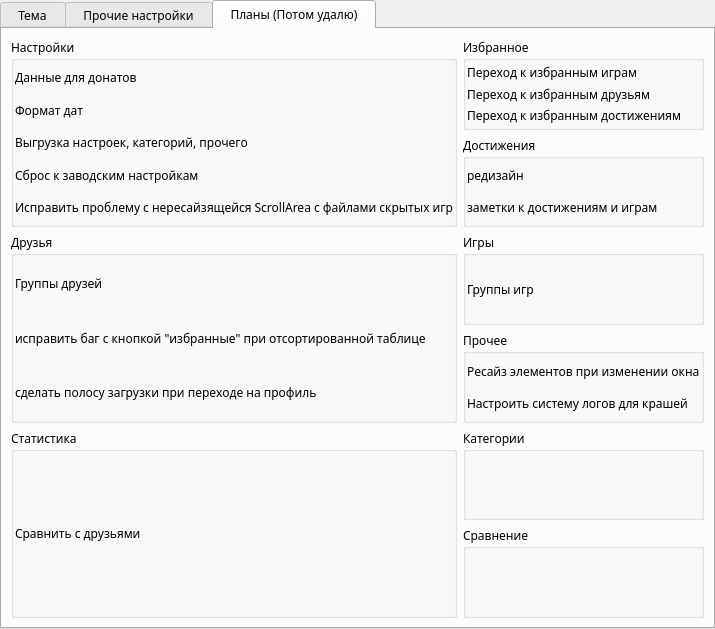
Arankir/AraSteamManager, file AraSteamManager/subform/formsettings.ui: the form before one commit.
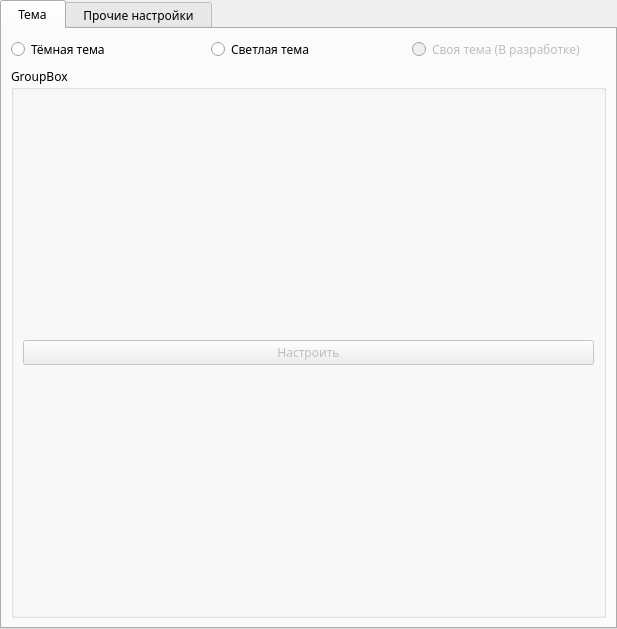
The form after the commit. The open tabs and pages were chosen to show the change.

```diff
--- a/AraSteamManager/subform/formsettings.ui
+++ b/AraSteamManager/subform/formsettings.ui
@@ -217,348 +217,6 @@
        </item>
       </layout>
      </widget>
-     <widget class="QWidget" name="tab_3">
-      <attribute name="title">
-       <string>  Планы (Потом удалю)  </string>
-      </attribute>
-      <layout class="QGridLayout" name="gridLayout_9">
-       <item row="0" column="1">
-        <widget class="QGroupBox" name="groupBox_9">
-         <property name="title">
-          <string>Избранное</string>
-         </property>
-         <layout class="QVBoxLayout" name="verticalLayout_12">
-          <property name="spacing">
-           <number>1</number>
-          </property>
-          <property name="leftMargin">
-           <number>1</number>
-          </property>
-          <property name="topMargin">
-           <number>1</number>
-          </property>
-          <property name="rightMargin">
-           <number>1</number>
-          </property>
-          <property name="bottomMargin">
-           <number>1</number>
-          </property>
-          <item>
-           <widget class="QLabel" name="label_19">
-            <property name="text">
-             <string>Переход к избранным играм</string>
-            </property>
-           </widget>
-          </item>
-          <item>
-           <widget class="QLabel" name="label_20">
-            <property name="text">
-             <string>Переход к избранным друзьям</string>
-            </property>
-           </widget>
-          </item>
-          <item>
-           <widget class="QLabel" name="label_21">
-            <property name="text">
-             <string>Переход к избранным достижениям</string>
-            </property>
-           </widget>
-          </item>
-         </layout>
-        </widget>
-       </item>
-       <item row="1" column="1">
-        <widget class="QGroupBox" name="groupBox_7">
-         <property name="title">
-          <string>Достижения</string>
-         </property>
-         <layout class="QVBoxLayout" name="verticalLayout_8">
-          <property name="spacing">
-           <number>1</number>
-          </property>
-          <property name="leftMargin">
-           <number>1</number>
-          </property>
-          <property name="topMargin">
-           <number>1</number>
-          </property>
-          <property name="rightMargin">
-           <number>1</number>
-          </property>
-          <property name="bottomMargin">
-           <number>1</number>
-          </property>
-          <item>
-           <widget class="QLabel" name="label_16">
-            <property name="text">
-             <string>редизайн</string>
-            </property>
-           </widget>
-          </item>
-          <item>
-           <widget class="QLabel" name="label_17">
-            <property name="text">
-             <string>заметки к достижениям и играм</string>
-            </property>
-           </widget>
-          </item>
-         </layout>
-        </widget>
-       </item>
-       <item row="2" column="1">
-        <widget class="QGroupBox" name="groupBox_6">
-         <property name="title">
-          <string>Игры</string>
-         </property>
-         <layout class="QVBoxLayout" name="verticalLayout_6">
-          <property name="spacing">
-           <number>1</number>
-          </property>
-          <property name="leftMargin">
-           <number>1</number>
-          </property>
-          <property name="topMargin">
-           <number>1</number>
-          </property>
-          <property name="rightMargin">
-           <number>1</number>
-          </property>
-          <property name="bottomMargin">
-           <number>1</number>
-          </property>
-          <item>
-           <widget class="QLabel" name="label_14">
-            <property name="text">
-             <string>Группы игр</string>
-            </property>
-           </widget>
-          </item>
-         </layout>
-        </widget>
-       </item>
-       <item row="3" column="1">
-        <widget class="QGroupBox" name="groupBox_10">
-         <property name="title">
-          <string>Прочее</string>
-         </property>
-         <layout class="QVBoxLayout" name="verticalLayout_13">
-          <property name="spacing">
-           <number>1</number>
-          </property>
-          <property name="leftMargin">
-           <number>1</number>
-          </property>
-          <property name="topMargin">
-           <number>1</number>
-          </property>
-          <property name="rightMargin">
-           <number>1</number>
-          </property>
-          <property name="bottomMargin">
-           <number>1</number>
-          </property>
-          <item>
-           <widget class="QLabel" name="label_22">
-            <property name="text">
-             <string>Ресайз элементов при изменении окна</string>
-            </property>
-           </widget>
-          </item>
-          <item>
-           <widget class="QLabel" name="label_24">
-            <property name="text">
-             <string>Настроить систему логов для крашей</string>
-            </property>
-           </widget>
-          </item>
-         </layout>
-        </widget>
-       </item>
-       <item row="4" column="1">
-        <widget class="QGroupBox" name="groupBox_11">
-         <property name="title">
-          <string>Категории</string>
-         </property>
-         <layout class="QVBoxLayout" name="verticalLayout_14">
-          <property name="spacing">
-           <number>1</number>
-          </property>
-          <property name="leftMargin">
-           <number>1</number>
-          </property>
-          <property name="topMargin">
-           <number>1</number>
-          </property>
-          <property name="rightMargin">
-           <number>1</number>
-          </property>
-          <property name="bottomMargin">
-           <number>1</number>
-          </property>
-         </layout>
-        </widget>
-       </item>
-       <item row="5" column="1">
-        <widget class="QGroupBox" name="groupBox_2">
-         <property name="title">
-          <string>Сравнение</string>
-         </property>
-         <layout class="QVBoxLayout" name="verticalLayout_3">
-          <property name="spacing">
-           <number>1</number>
-          </property>
-          <property name="leftMargin">
-           <number>1</number>
-          </property>
-          <property name="topMargin">
-           <number>1</number>
-          </property>
-          <property name="rightMargin">
-           <number>1</number>
-          </property>
-          <property name="bottomMargin">
-           <number>1</number>
-          </property>
-         </layout>
-        </widget>
-       </item>
-       <item row="4" column="0" rowspan="2">
-        <widget class="QGroupBox" name="groupBox_8">
-         <property name="title">
-          <string>Статистика</string>
-         </property>
-         <layout class="QVBoxLayout" name="verticalLayout_11">
-          <property name="spacing">
-           <number>1</number>
-          </property>
-          <property name="leftMargin">
-           <number>1</number>
-          </property>
-          <property name="topMargin">
-           <number>1</number>
-          </property>
-          <property name="rightMargin">
-           <number>1</number>
-          </property>
-          <property name="bottomMargin">
-           <number>1</number>
-          </property>
-          <item>
-           <widget class="QLabel" name="label_18">
-            <property name="text">
-             <string>Сравнить с друзьями</string>
-            </property>
-           </widget>
-          </item>
-         </layout>
-        </widget>
-       </item>
-       <item row="2" column="0" rowspan="2">
-        <widget class="QGroupBox" name="groupBox_5">
-         <property name="title">
-          <string>Друзья</string>
-         </property>
-         <layout class="QVBoxLayout" name="verticalLayout_4">
-          <property name="spacing">
-           <number>1</number>
-          </property>
-          <property name="leftMargin">
-           <number>1</number>
-          </property>
-          <property name="topMargin">
-           <number>1</number>
-          </property>
-          <property name="rightMargin">
-           <number>1</number>
-          </property>
-          <property name="bottomMargin">
-           <number>1</number>
-          </property>
-          <item>
-           <widget class="QLabel" name="label_12">
-            <property name="text">
-             <string>Группы друзей</string>
-            </property>
-           </widget>
-          </item>
-          <item>
-           <widget class="QLabel" name="label">
-            <property name="text">
-             <string>исправить баг с кнопкой &quot;избранные&quot; при отсортированной таблице</string>
-            </property>
-           </widget>
-          </item>
-          <item>
-           <widget class="QLabel" name="label_3">
-            <property name="text">
-             <string>сделать полосу загрузки при переходе на профиль</string>
-            </property>
-           </widget>
-          </item>
-         </layout>
-        </widget>
-       </item>
-       <item row="0" column="0" rowspan="2">
-        <widget class="QGroupBox" name="groupBox_3">
-         <property name="title">
-          <string>Настройки</string>
-         </property>
-         <layout class="QVBoxLayout" name="verticalLayout_9">
-          <property name="spacing">
-           <number>1</number>
-          </property>
-          <property name="leftMargin">
-           <number>1</number>
-          </property>
-          <property name="topMargin">
-           <number>1</number>
-          </property>
-          <property name="rightMargin">
-           <number>1</number>
-          </property>
-          <property name="bottomMargin">
-           <number>1</number>
-          </property>
-          <item>
-           <widget class="QLabel" name="label_8">
-            <property name="text">
-             <string>Данные для донатов</string>
-            </property>
-           </widget>
-          </item>
-          <item>
-           <widget class="QLabel" name="label_9">
-            <property name="text">
-             <string>Формат дат</string>
-            </property>
-           </widget>
-          </item>
-          <item>
-           <widget class="QLabel" name="label_2">
-            <property name="text">
-             <string>Выгрузка настроек, категорий, прочего</string>
-            </property>
-           </widget>
-          </item>
-          <item>
-           <widget class="QLabel" name="label_4">
-            <property name="text">
-             <string>Сброс к заводским настройкам</string>
-            </property>
-           </widget>
-          </item>
-          <item>
-           <widget class="QLabel" name="label_27">
-            <property name="text">
-             <string>Исправить проблему с нересайзящейся ScrollArea с файлами скрытых игр</string>
-            </property>
-           </widget>
-          </item>
-         </layout>
-        </widget>
-       </item>
-      </layout>
-     </widget>
     </widget>
    </item>
   </layout>
```
Left out of the diff: 6 changed lines with no effect on the pictures.
